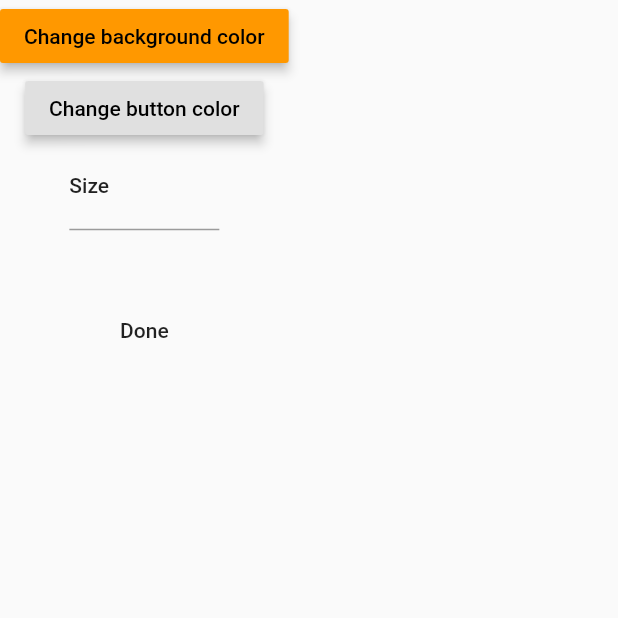
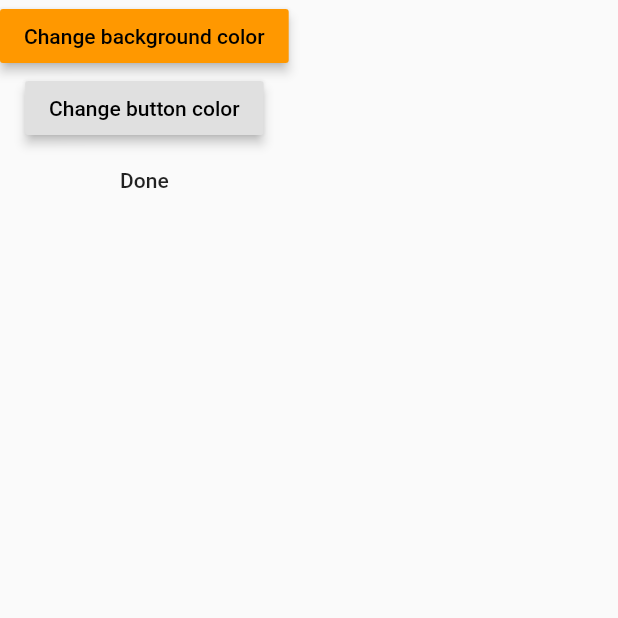
Before and after one commit to Hallis1221/Modlar, a Flutter app: the ThemeCreator screen opened directly, after a tap on "Done", on a phone screen of 412 x 824 dp, the top half of it. Run offline on Flutter 3.47's test engine with Material 2 defaults, Android fonts, the phone set to English and light mode, and no system bars; our stand-ins replace flutter_colorpicker, get_it, logger, rxdart, shared_preferences; accounts and stored records are empty; generated files the repository leaves out were written again.

Commit message:
:x: Remove textchanger (bc its not needed) and added localization to the done text

```diff
--- a/ukeplanr_template/lib/UI/screens/testing/theme/newTheme.dart
+++ b/ukeplanr_template/lib/UI/screens/testing/theme/newTheme.dart
@@ -1,10 +1,6 @@
-import 'package:flutter/services.dart';
-import 'package:ukeplanr_template/logic/theme/custom/customTextTheme.dart';
 import 'package:ukeplanr_template/logic/theme/custom/customTheme.dart';
 import 'package:ukeplanr_template/UI/components/theme/colorPicker.dart';
 import 'package:ukeplanr_template/logic/theme/themes.dart';
-import 'package:ukeplanr_template/extensions/textStyle/setSize.dart';
-import 'package:ukeplanr_template/extensions/customTextTheme/toTextTheme.dart';
 
 import 'package:flutter_gen/gen_l10n/app_localizations.dart';
 import 'package:flutter/material.dart';
@@ -35,78 +31,24 @@ class ThemeCreator extends StatelessWidget {
               },
               title: AppLocalizations.of(context)!.changeButtonColor,
             ),
-            _TextChanger(
-              textTheme: customTheme.textTheme,
-            ),
             MaterialButton(
-              child: Text("Done"),
+              child: Text(AppLocalizations.of(context)!.done),
               onPressed: () {
                 print(customTheme.textTheme.value.bodyText1.toString());
                 ThemesService themesServiceInstance =
                     GetIt.instance.get<ThemesService>();
                 themesServiceInstance.addTheme(
                     ThemeData(
-                        backgroundColor: customTheme.backgroundColor.value,
-                        buttonColor: customTheme.buttonColor.value,
-                        // !! TODO throws exception
-                        textTheme: new TextTheme(
-                            bodyText1:
-                                customTheme.textTheme.value.bodyText1.value)),
+                      backgroundColor: customTheme.backgroundColor.value,
+                      buttonColor: customTheme.buttonColor.value,
+                      // !! TODO throws exception
+                    ),
                     "custom");
                 themesServiceInstance.saveAndSetTheme("custom");
               },
             )
           ],
         ),
-      ),
-    );
-  }
-}
-
-// TODO make a text changer for changin textstyles
-class _TextChanger extends StatelessWidget {
-  const _TextChanger({
-    Key? key,
-    required this.textTheme,
-  }) : super(key: key);
-  final BehaviorSubject<CustomTextTheme> textTheme;
-  @override
-  Widget build(BuildContext context) {
-    return Container(
-      height: 100,
-      width: 100,
-      child: Row(
-        children: [
-          StreamBuilder<TextStyle?>(
-              stream: textTheme.value.bodyText1.stream,
-              builder: (context, snapshot) {
-                return Container(
-                  height: 100,
-                  width: 100,
-                  child: new TextField(
-                    decoration: new InputDecoration(
-                        labelText: "Size", labelStyle: snapshot.data),
-                    keyboardType: TextInputType.number,
-
-                    onChanged: (value) {
-                      textTheme.value.bodyText1.value = textTheme
-                          .value.bodyText1.value
-                          .setSize(int.parse(value));
-                    },
-                    inputFormatters: <TextInputFormatter>[
-                      FilteringTextInputFormatter.digitsOnly,
-                      TextInputFormatter.withFunction((oldValue, newValue) {
-                        if (int.parse(newValue.text) >= 144) {
-                          return oldValue;
-                        } else {
-                          return newValue;
-                        }
-                      })
-                    ], // Only numbers can be entered
-                  ),
-                );
-              }),
-        ],
       ),
     );
   }
```
